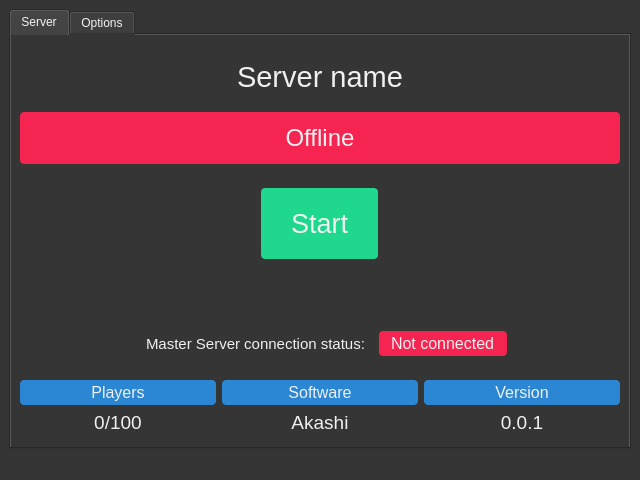
The window that resource/forms/akashimain.ui (AttorneyOnline/akashi) describes before a commit, drawn with Qt 5.
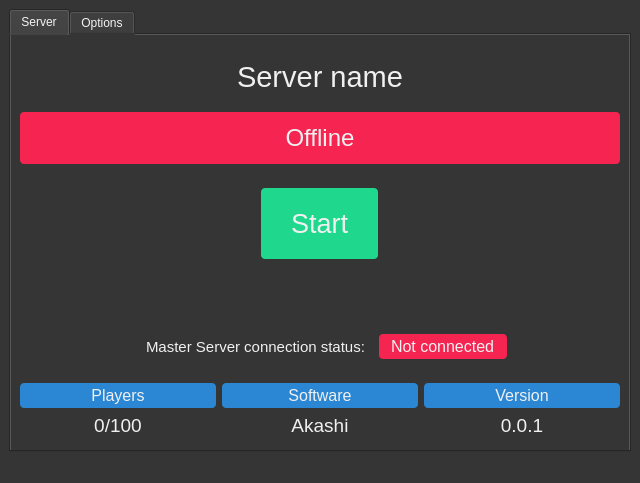
The same window after the commit.

Commit message: Nevermind, Qt Creator removes comments

Patch:
```diff
--- a/resource/forms/akashimain.ui
+++ b/resource/forms/akashimain.ui
@@ -29,7 +29,7 @@
     <x>0</x>
     <y>0</y>
     <width>640</width>
-    <height>480</height>
+    <height>483</height>
    </rect>
   </property>
   <property name="font">
@@ -455,6 +455,9 @@
             </item>
             <item>
              <widget class="QLabel" name="label_PlayerCount">
+              <property name="enabled">
+               <bool>true</bool>
+              </property>
               <property name="sizePolicy">
                <sizepolicy hsizetype="Preferred" vsizetype="Preferred">
                 <horstretch>0</horstretch>
```
Left out of the diff: 19 changed lines with no effect on the pictures.
